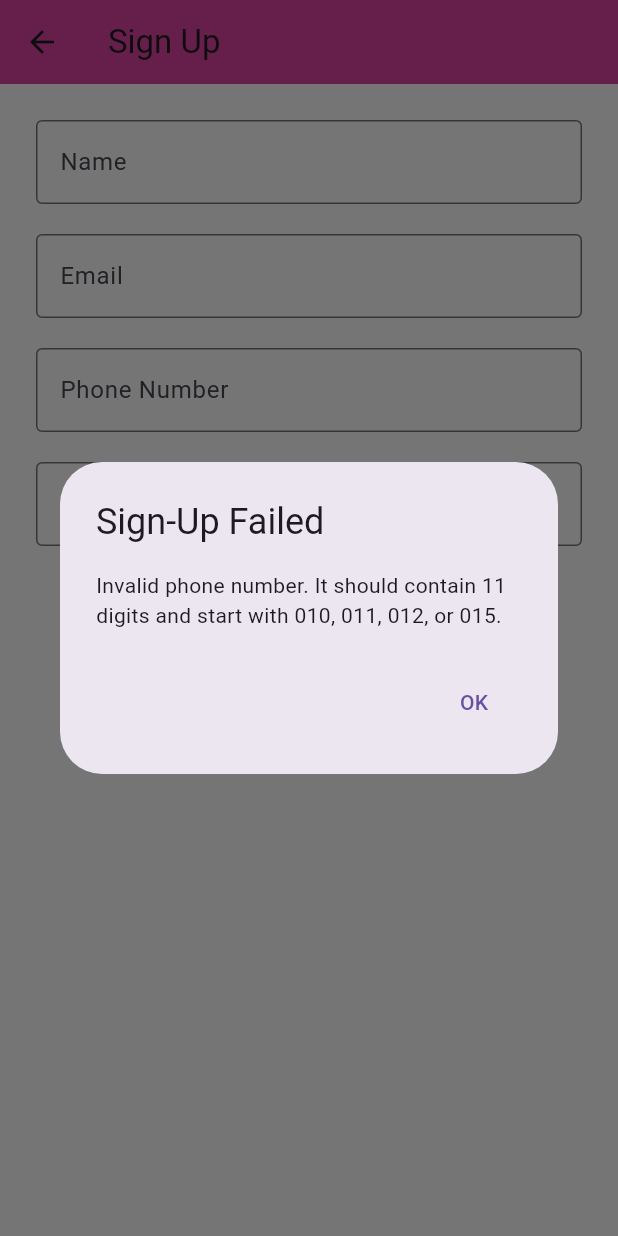
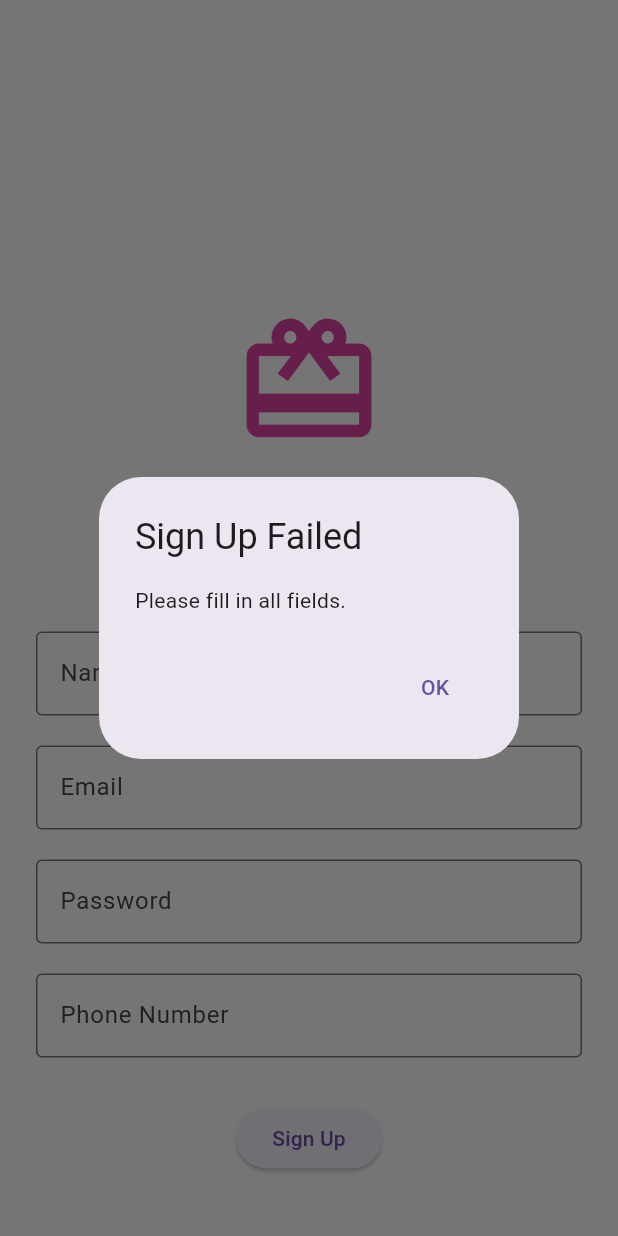
Before and after one commit to Adhamamr360/hedieaty, a Flutter app: the SignUpPage screen opened directly, after a tap on "Sign Up", on a phone screen of 412 x 824 dp. Run offline on Flutter 3.47's test engine with Material 3 defaults, Android fonts, the phone set to English and light mode, and no system bars; our stand-ins replace cloud_firestore, firebase_auth, firebase_core, sqflite; accounts and stored records are empty.

Commit message:
sqflite but with some retrieving errors

```diff
--- a/lib/main.dart
+++ b/lib/main.dart
@@ -1,9 +1,11 @@
 import 'package:flutter/material.dart';
 import 'package:firebase_core/firebase_core.dart';
+import 'package:hedieaty/services/db_helper.dart';
 import 'screens/login_page.dart';
 
 void main() async {
   WidgetsFlutterBinding.ensureInitialized();
+  await DatabaseHelper().database; // Ensure SQLite is initialized
   await Firebase.initializeApp();
   runApp(HedieatyApp());
 }
--- a/lib/screens/signup_page.dart
+++ b/lib/screens/signup_page.dart
@@ -1,6 +1,8 @@
 import 'package:flutter/material.dart';
 import 'package:firebase_auth/firebase_auth.dart';
-import 'login_page.dart';
+import 'package:cloud_firestore/cloud_firestore.dart';
+import '../services/auth_services.dart'; // Import AuthService
+import 'login_page.dart'; // Import LoginPage
 
 class SignUpPage extends StatefulWidget {
   @override
@@ -8,18 +10,20 @@ class SignUpPage extends StatefulWidget {
 }
 
 class _SignUpPageState extends State<SignUpPage> {
-  final TextEditingController _nameController = TextEditingController();
   final TextEditingController _emailController = TextEditingController();
   final TextEditingController _passwordController = TextEditingController();
   final TextEditingController _phoneController = TextEditingController();
-  final FirebaseAuth _auth = FirebaseAuth.instance;
+  final TextEditingController _nameController = TextEditingController(); // Name controller
+  final AuthService _authService = AuthService();
 
   bool _isLoading = false;
 
   Future<void> _signUp() async {
-    final phone = _phoneController.text.trim();
-    if (!_isValidPhoneNumber(phone)) {
-      _showErrorDialog('Invalid phone number. It should contain 11 digits and start with 010, 011, 012, or 015.');
+    if (_emailController.text.trim().isEmpty ||
+        _passwordController.text.trim().isEmpty ||
+        _phoneController.text.trim().isEmpty ||
+        _nameController.text.trim().isEmpty) {
+      _showErrorDialog('Please fill in all fields.');
       return;
     }
 
@@ -28,11 +32,25 @@ class _SignUpPageState extends State<SignUpPage> {
     });
 
     try {
-      await _auth.createUserWithEmailAndPassword(
-        email: _emailController.text.trim(),
-        password: _passwordController.text.trim(),
+      // Sign up the user using Firebase Authentication
+      UserCredential userCredential = await _authService.signUp(
+        _emailController.text.trim(),
+        _passwordController.text.trim(),
       );
 
+      final user = userCredential.user;
+      final uid = user!.uid;
+      final email = user.email;
+
+      // Save user details to Firestore (including phone number and name)
+      await FirebaseFirestore.instance.collection('users').doc(uid).set({
+        'uid': uid,
+        'email': email,
+        'phone': _phoneController.text.trim(),
+        'name': _nameController.text.trim(), // Save name
+      });
+
+      // Navigate back to LoginPage after successful sign-up
       Navigator.pushAndRemoveUntil(
         context,
         MaterialPageRoute(builder: (context) => LoginPage()),
@@ -40,9 +58,7 @@ class _SignUpPageState extends State<SignUpPage> {
       );
     } on FirebaseAuthException catch (e) {
       String errorMessage;
-      if (e.code == 'weak-password') {
-        errorMessage = 'The password provided is too weak.';
-      } else if (e.code == 'email-already-in-use') {
+      if (e.code == 'email-already-in-use') {
         errorMessage = 'The account already exists for that email.';
       } else {
         errorMessage = 'An unexpected error occurred. Please try again.';
@@ -57,16 +73,11 @@ class _SignUpPageState extends State<SignUpPage> {
     }
   }
 
-  bool _isValidPhoneNumber(String phone) {
-    final regex = RegExp(r'^(010|011|012|015)\d{8}$');
-    return regex.hasMatch(phone);
-  }
-
   void _showErrorDialog(String message) {
     showDialog(
       context: context,
       builder: (context) => AlertDialog(
-        title: Text('Sign-Up Failed'),
+        title: Text('Sign Up Failed'),
         content: Text(message),
         actions: [
           TextButton(
@@ -82,17 +93,31 @@ class _SignUpPageState extends State<SignUpPage> {
   Widget build(BuildContext context) {
     return Scaffold(
       backgroundColor: Colors.white,
-      appBar: AppBar(
-        title: Text('Sign Up'),
-        backgroundColor: Color(0xFFdf43a1),
-      ),
       body: SingleChildScrollView(
+        child: Center(
           child: Padding(
             padding: const EdgeInsets.all(24.0),
             child: Column(
+              mainAxisAlignment: MainAxisAlignment.center,
               children: [
+                SizedBox(height: 180),
+                Icon(
+                  Icons.card_giftcard,
+                  size: 100.0,
+                  color: Color(0xFFdf43a1),
+                ),
+                SizedBox(height: 20),
+                Text(
+                  'Hedieaty',
+                  style: TextStyle(
+                    fontFamily: 'Pacifico',
+                    fontSize: 40,
+                    color: Color(0xFFdf43a1),
+                  ),
+                ),
+                SizedBox(height: 40),
                 TextField(
-                controller: _nameController,
+                  controller: _nameController,  // Name input field
                   decoration: InputDecoration(
                     labelText: 'Name',
                     border: OutlineInputBorder(),
@@ -108,19 +133,18 @@ class _SignUpPageState extends State<SignUpPage> {
                 ),
                 SizedBox(height: 20),
                 TextField(
-                controller: _phoneController,
-                keyboardType: TextInputType.phone,
+                  controller: _passwordController,
+                  obscureText: true,
                   decoration: InputDecoration(
-                  labelText: 'Phone Number',
+                    labelText: 'Password',
                     border: OutlineInputBorder(),
                   ),
                 ),
                 SizedBox(height: 20),
                 TextField(
-                controller: _passwordController,
-                obscureText: true,
+                  controller: _phoneController,  // Phone number input field
                   decoration: InputDecoration(
-                  labelText: 'Password',
+                    labelText: 'Phone Number',
                     border: OutlineInputBorder(),
                   ),
                 ),
@@ -135,6 +159,7 @@ class _SignUpPageState extends State<SignUpPage> {
             ),
           ),
         ),
+      ),
     );
   }
 }
--- a/pubspec.yaml
+++ b/pubspec.yaml
@@ -37,6 +37,8 @@ dependencies:
   # The following adds the Cupertino Icons font to your application.
   # Use with the CupertinoIcons class for iOS style icons.
   cupertino_icons: ^1.0.8
+  sqflite: ^2.4.1
+  path: ^1.9.0
 
 dev_dependencies:
   flutter_test:
@@ -47,7 +49,7 @@ dev_dependencies:
   # activated in the `analysis_options.yaml` file located at the root of your
   # package. See that file for information about deactivating specific lint
   # rules and activating additional ones.
-  flutter_lints: ^4.0.0
+  flutter_lints: ^5.0.0
 
 # For information on the generic Dart part of this file, see the
 # following page: https://dart.dev/tools/pub/pubspec
```
Also changed, not shown: lib/screens/login_page.dart (+39 -6 lines), lib/screens/profile_page.dart (+37 -3 lines), lib/services/auth_services.dart (+10 -24 lines), lib/services/db_helper.dart (added, +47 -0 lines), pubspec.lock, 4 other files. Lines whose indentation alone changed are shown as unchanged.
